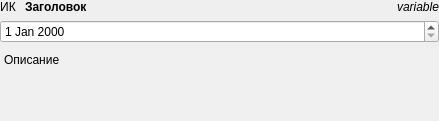
The window that designer/forms/formdate.ui (Artemako/auto-exec-doc) describes before a commit, drawn with Qt 5.
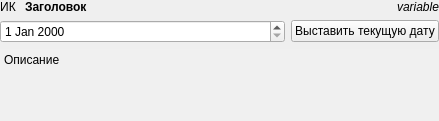
The same window after the commit.

Patch:
```diff
--- a/designer/forms/formdate.ui
+++ b/designer/forms/formdate.ui
@@ -79,11 +79,22 @@
     </layout>
    </item>
    <item>
+    <layout class="QHBoxLayout" name="hl_date" stretch="1,0">
+     <item>
     <widget class="QDateEdit" name="dateedit">
      <property name="timeSpec">
       <enum>Qt::UTC</enum>
      </property>
     </widget>
+     </item>
+     <item>
+      <widget class="QPushButton" name="btn_set_current">
+       <property name="text">
+        <string>Выставить текущую дату</string>
+       </property>
+      </widget>
+     </item>
+    </layout>
    </item>
    <item>
     <widget class="QTextBrowser" name="textbrowser">
```
Lines whose indentation alone changed are shown as unchanged.
